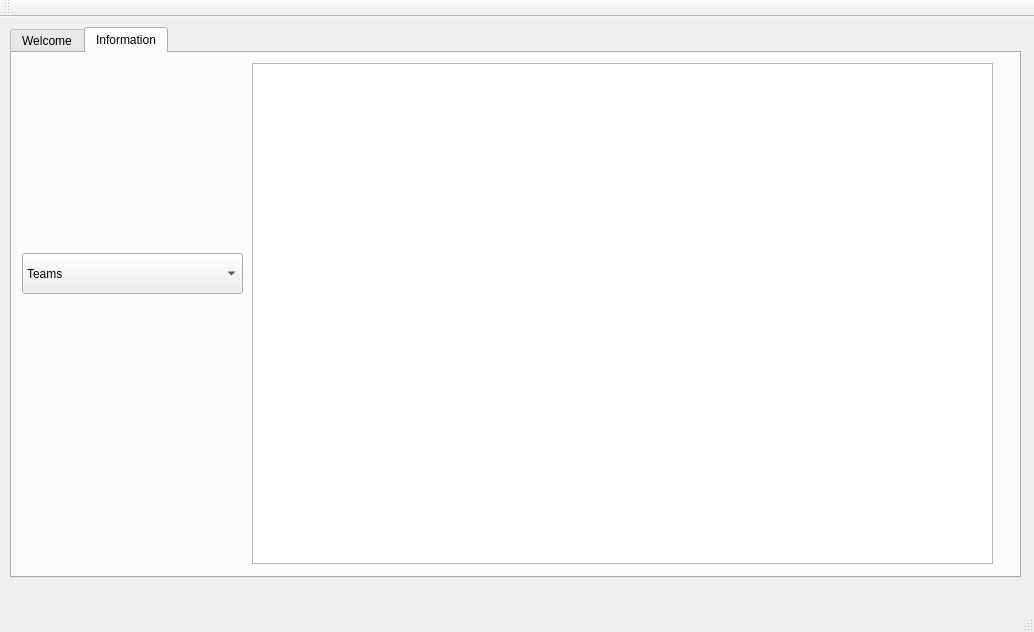
Above: QT/mainwindow.ui from nsidaris/GitGood before the change. Below: the same form after it.
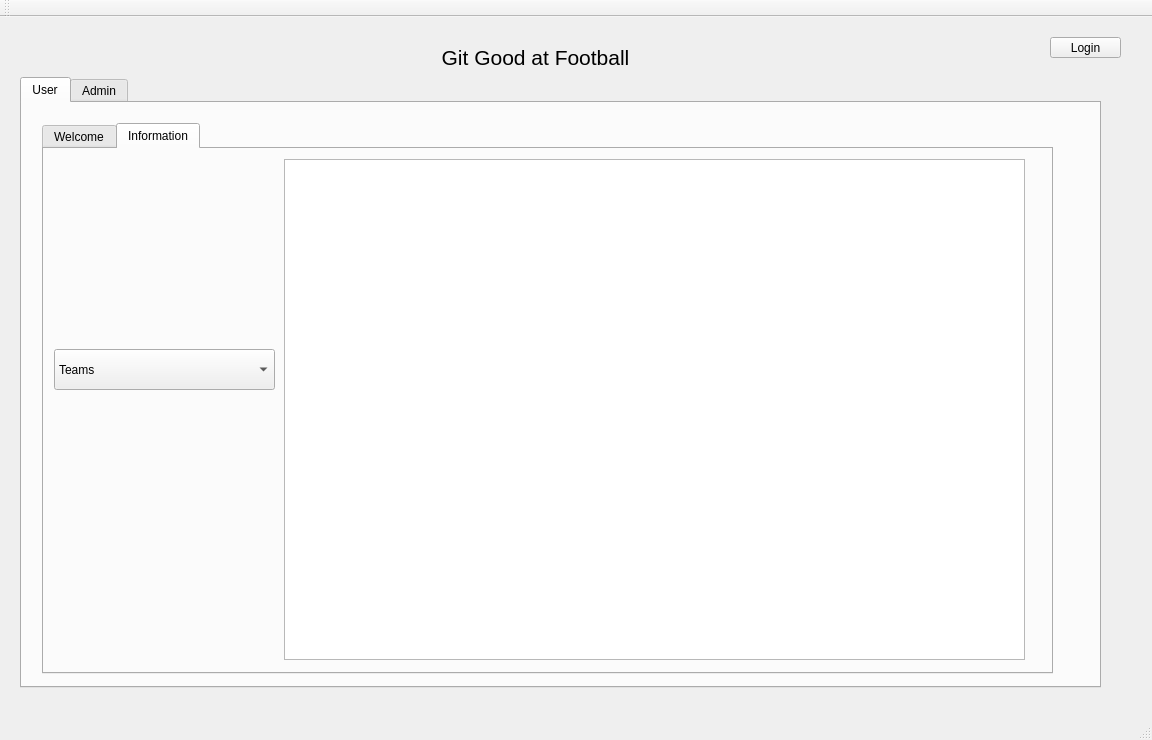
That is the form after the change. Icons and pictures are not drawn.

Commit message:
Stories 5 and 2, plus admin login + small changes
Admin login takes you to an empty admin tab for now. Logout will close
that tab. It is hidden upon startup. Also: initialized the information
table to option 1 on startup. Prevented window resizing.

```diff
--- a/QT/mainwindow.ui
+++ b/QT/mainwindow.ui
@@ -6,10 +6,16 @@
    <rect>
     <x>0</x>
     <y>0</y>
-    <width>1034</width>
-    <height>632</height>
+    <width>1152</width>
+    <height>740</height>
    </rect>
   </property>
+  <property name="sizePolicy">
+   <sizepolicy hsizetype="Fixed" vsizetype="Fixed">
+    <horstretch>0</horstretch>
+    <verstretch>0</verstretch>
+   </sizepolicy>
+  </property>
   <property name="windowTitle">
    <string>MainWindow</string>
   </property>
@@ -17,8 +23,30 @@
    <widget class="QTabWidget" name="tabWidget">
     <property name="geometry">
      <rect>
-      <x>10</x>
-      <y>10</y>
+      <x>20</x>
+      <y>60</y>
+      <width>1081</width>
+      <height>611</height>
+     </rect>
+    </property>
+    <property name="sizePolicy">
+     <sizepolicy hsizetype="Fixed" vsizetype="Fixed">
+      <horstretch>0</horstretch>
+      <verstretch>0</verstretch>
+     </sizepolicy>
+    </property>
+    <property name="currentIndex">
+     <number>0</number>
+    </property>
+    <widget class="QWidget" name="user">
+     <attribute name="title">
+      <string>User</string>
+     </attribute>
+     <widget class="QTabWidget" name="usersTab">
+      <property name="geometry">
+       <rect>
+        <x>20</x>
+        <y>20</y>
       <width>1011</width>
       <height>551</height>
      </rect>
@@ -123,6 +151,39 @@
     </widget>
    </widget>
   </widget>
+    <widget class="QWidget" name="admin">
+     <attribute name="title">
+      <string>Admin</string>
+     </attribute>
+    </widget>
+   </widget>
+   <widget class="QPushButton" name="loginButton">
+    <property name="geometry">
+     <rect>
+      <x>1050</x>
+      <y>20</y>
+      <width>71</width>
+      <height>21</height>
+     </rect>
+    </property>
+    <property name="text">
+     <string>Login</string>
+    </property>
+   </widget>
+   <widget class="QLabel" name="label_2">
+    <property name="geometry">
+     <rect>
+      <x>420</x>
+      <y>20</y>
+      <width>231</width>
+      <height>41</height>
+     </rect>
+    </property>
+    <property name="text">
+     <string>&lt;html&gt;&lt;head/&gt;&lt;body&gt;&lt;p align=&quot;center&quot;&gt;&lt;span style=&quot; font-size:16pt;&quot;&gt;Git Good at Football&lt;/span&gt;&lt;/p&gt;&lt;/body&gt;&lt;/html&gt;</string>
+    </property>
+   </widget>
+  </widget>
   <widget class="QMenuBar" name="menuBar">
    <property name="geometry">
     <rect>
```
Left out of the diff: 4 changed lines with no effect on the pictures. Lines whose indentation alone changed are shown as unchanged. The commit also changes 9 other files.
